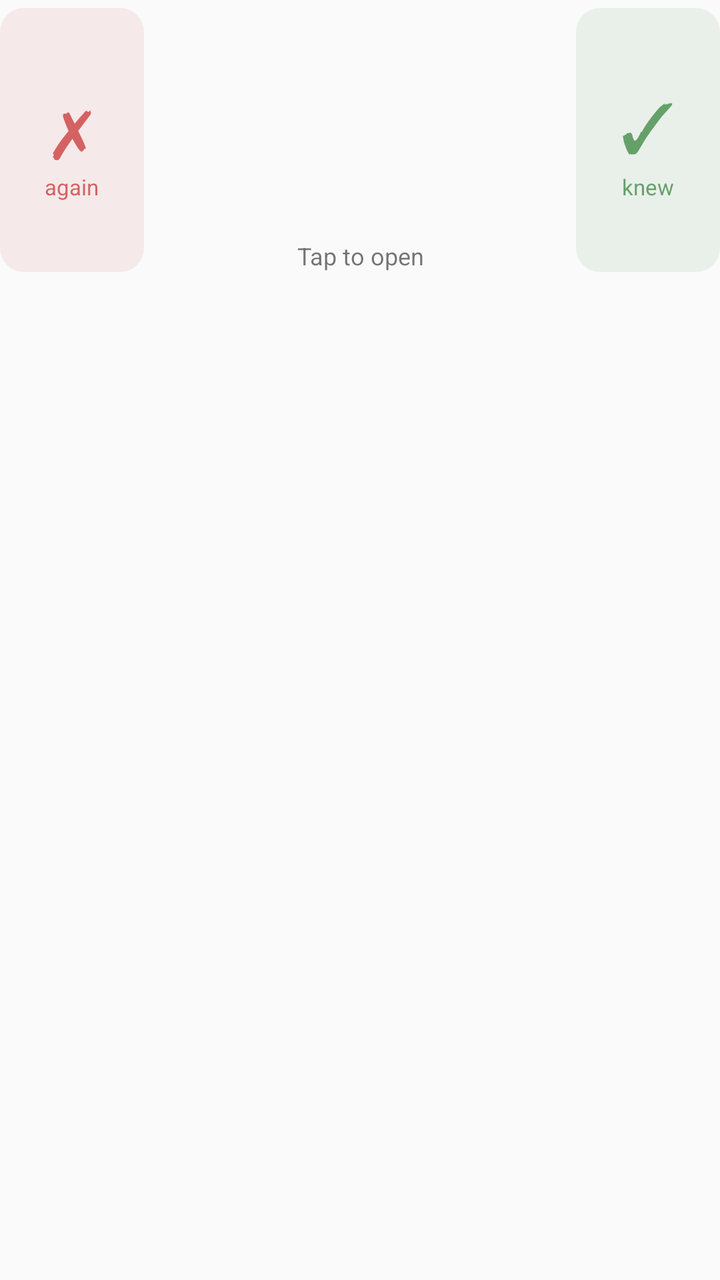
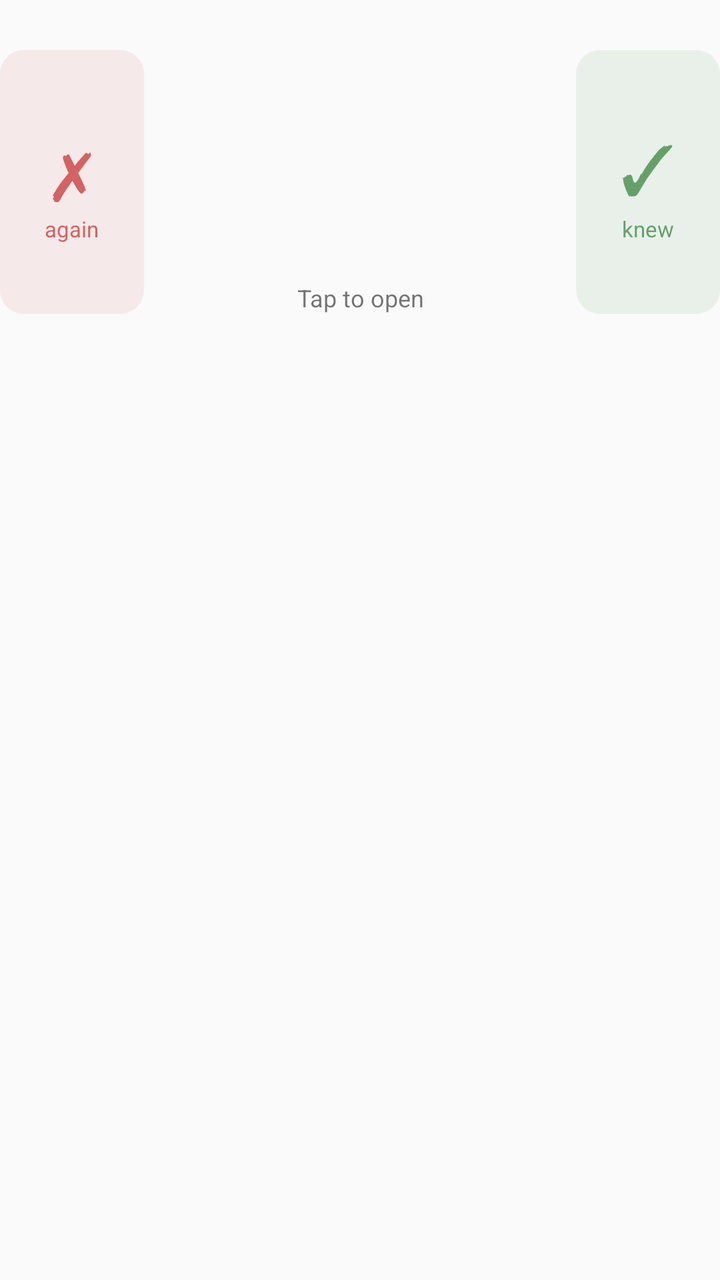

An Android layout rendered at two revisions. The XML below is the earlier revision; the diff shows what the commit changed to produce the second picture.
<!-- AndroidManifest.xml: application theme Theme.HanziDictionary -->
<!-- res/layout/notification_card.xml -->
<?xml version="1.0" encoding="utf-8"?>
<LinearLayout xmlns:android="http://schemas.android.com/apk/res/android"
    android:layout_width="match_parent"
    android:layout_height="wrap_content"
    android:orientation="vertical"
    android:paddingTop="4dp"
    android:paddingBottom="8dp">

    <TextView
        android:id="@+id/nudge_previous"
        android:layout_width="match_parent"
        android:layout_height="wrap_content"
        android:layout_marginBottom="4dp"
        android:ellipsize="end"
        android:maxLines="1"
        android:textColor="@color/widget_text_muted"
        android:textSize="12sp"
        android:visibility="gone" />

    <LinearLayout
        android:layout_width="match_parent"
        android:layout_height="132dp"
        android:orientation="horizontal">

        
        <LinearLayout
            android:id="@+id/zone_miss"
            android:layout_width="0dp"
            android:layout_height="match_parent"
            android:layout_weight="1"
            android:background="@drawable/notif_zone_miss"
            android:gravity="center"
            android:orientation="vertical">

            <TextView
                android:layout_width="wrap_content"
                android:layout_height="wrap_content"
                android:contentDescription="Didn't know it"
                android:text="✗"
                android:textColor="@color/widget_icon_miss"
                android:textSize="34sp" />

            <TextView
                android:layout_width="wrap_content"
                android:layout_height="wrap_content"
                android:text="again"
                android:textColor="@color/widget_icon_miss"
                android:textSize="11sp" />
        </LinearLayout>

        <LinearLayout
            android:id="@+id/zone_card"
            android:layout_width="0dp"
            android:layout_height="match_parent"
            android:layout_weight="3"
            android:gravity="center"
            android:orientation="vertical"
            android:paddingStart="8dp"
            android:paddingEnd="8dp">

            <TextView
                android:id="@+id/nudge_glyph"
                android:layout_width="match_parent"
                android:layout_height="0dp"
                android:layout_weight="1"
                android:autoSizeMaxTextSize="96sp"
                android:autoSizeMinTextSize="32sp"
                android:autoSizeTextType="uniform"
                android:gravity="center"
                android:maxLines="1"
                android:textColor="@color/widget_text" />

            <TextView
                android:id="@+id/nudge_echo"
                android:layout_width="match_parent"
                android:layout_height="wrap_content"
                android:gravity="center"
                android:text="Tap to open"
                android:textColor="@color/widget_text_muted"
                android:textSize="12sp" />
        </LinearLayout>

        
        <LinearLayout
            android:id="@+id/zone_knew"
            android:layout_width="0dp"
            android:layout_height="match_parent"
            android:layout_weight="1"
            android:background="@drawable/notif_zone_knew"
            android:gravity="center"
            android:orientation="vertical">

            <TextView
                android:layout_width="wrap_content"
                android:layout_height="wrap_content"
                android:contentDescription="Knew it"
                android:text="✓"
                android:textColor="@color/widget_icon_knew"
                android:textSize="34sp" />

            <TextView
                android:layout_width="wrap_content"
                android:layout_height="wrap_content"
                android:text="knew"
                android:textColor="@color/widget_icon_knew"
                android:textSize="11sp" />
        </LinearLayout>
    </LinearLayout>
</LinearLayout>
<!-- resources referenced by this layout -->
<resources>
  <color name="widget_icon_knew">#B32E7D32</color>
  <color name="widget_icon_miss">#B3C62828</color>
  <color name="widget_text">#DE000000</color>
  <color name="widget_text_muted">#8A000000</color>
  <!-- drawable notif_zone_knew (drawable) -->
  <?xml version="1.0" encoding="utf-8"?>
  <shape xmlns:android="http://schemas.android.com/apk/res/android" android:shape="rectangle">
      <solid android:color="@color/widget_zone_knew" />
      <corners android:radius="12dp" />
  </shape>
  <!-- drawable notif_zone_miss (drawable) -->
  <?xml version="1.0" encoding="utf-8"?>
  <shape xmlns:android="http://schemas.android.com/apk/res/android" android:shape="rectangle">
      <solid android:color="@color/widget_zone_miss" />
      <corners android:radius="12dp" />
  </shape>
  <style name="Theme.HanziDictionary" parent="android:Theme.Material.Light.NoActionBar" />
  <color name="widget_zone_knew">#142E7D32</color>
  <color name="widget_zone_miss">#14C62828</color>
</resources>

<!-- the commit's change to res/layout/notification_card.xml (unified diff, before → after) -->
@@ -5,6 +5,18 @@
     android:orientation="vertical"
     android:paddingTop="4dp"
     android:paddingBottom="8dp">
+
+    
+    <TextView
+        android:id="@+id/nudge_title"
+        android:layout_width="match_parent"
+        android:layout_height="wrap_content"
+        android:layout_marginBottom="2dp"
+        android:ellipsize="end"
+        android:maxLines="1"
+        android:textColor="@color/widget_text"
+        android:textSize="14sp"
+        android:textStyle="bold" />
 
     <TextView
         android:id="@+id/nudge_previous"
